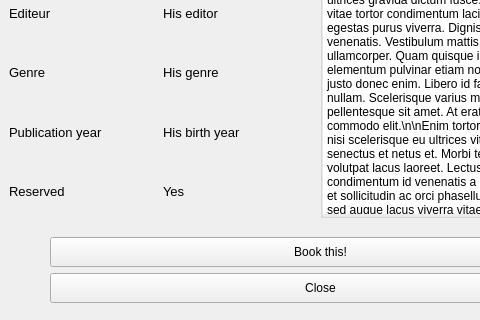
Qt form source/bookinformation.ui (sophieham/Glybook) before a commit; both pictures show x 0 to 480 and y 303 to 623 of the 644 by 623 pixel window.
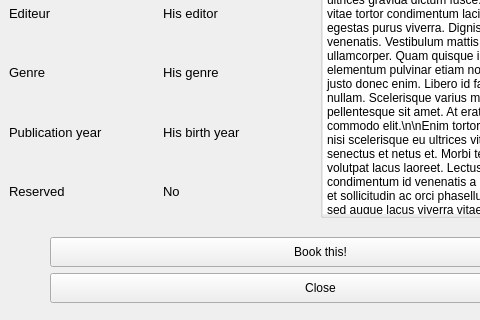
The same form after that commit. Icons and pictures are not drawn.

Diff of the .ui file:
```diff
--- a/source/bookinformation.ui
+++ b/source/bookinformation.ui
@@ -206,7 +206,7 @@
        </font>
       </property>
       <property name="text">
-       <string>Yes</string>
+       <string>No</string>
       </property>
      </widget>
     </item>
```
Left out of the diff: 43 changed lines with no effect on the pictures.
